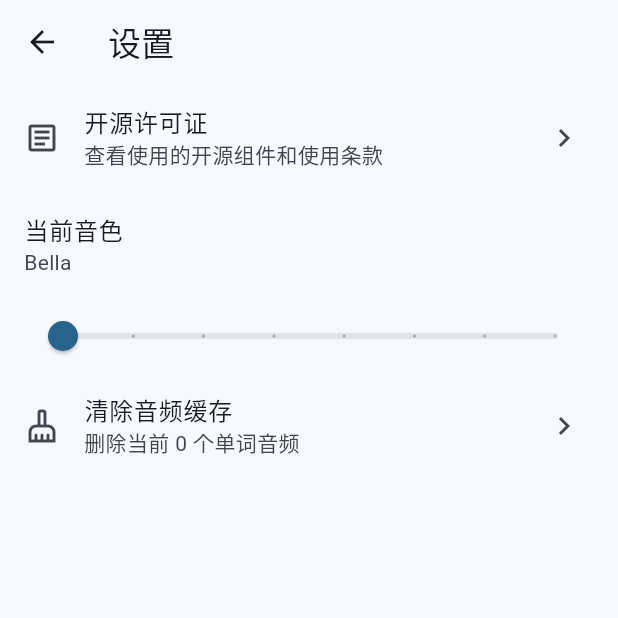
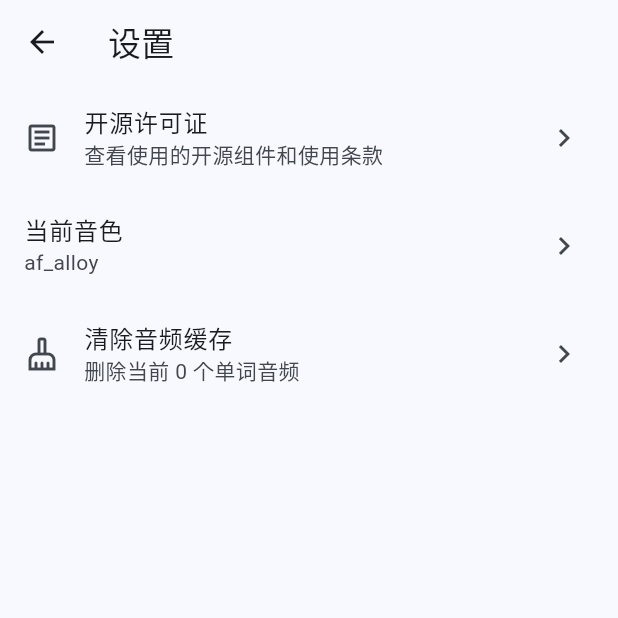
Before and after one commit to SZ-XY/vocabspell, a Flutter app: the SettingsPage screen opened by its route, on a phone screen of 412 x 824 dp, the top half of it. Run offline on Flutter 3.47's test engine with Material 3 defaults, Android fonts, the phone set to English and light mode, and no system bars; our stand-ins replace audioplayers; missing offline and left inert: sherpa_onnx; statements that could not run were skipped.

Commit message:
feat: 切换TTS模型为Kokoro-82M-v1.0 int8量化版本

```diff
--- a/lib/tools/copy_assets.dart
+++ b/lib/tools/copy_assets.dart
@@ -5,10 +5,10 @@ import 'package:archive/archive.dart';
 import '../global.dart';
 
 Future<void> copyModel() async {
-  final modelDir = Directory('$appDocDir/models/kitten-nano-en-v0_1-fp16');
+  final modelDir = Directory('$appDocDir/models/kokoro-int8-multi-lang-v1_0');
   if (!modelDir.existsSync()) {
     final ByteData byteData = await rootBundle.load(
-      'assets/models/kitten-nano-en-v0_1-fp16.tar.bz2',
+      'assets/models/kokoro-int8-multi-lang-v1_0.tar.bz2',
     );
     final Uint8List exactBytes = byteData.buffer.asUint8List(
       byteData.offsetInBytes,
--- /dev/null
+++ b/lib/tools/get_voice_name.dart
@@ -0,0 +1,59 @@
+String getVoiceName(int sid) {
+  return (sid >= 0 && sid < voices.length) ? voices[sid] : '未知';
+}
+
+List<String> voices = [
+  "af_alloy",
+  "af_aoede",
+  "af_bella",
+  "af_heart",
+  "af_jessica",
+  "af_kore",
+  "af_nicole",
+  "af_nova",
+  "af_river",
+  "af_sarah",
+  "af_sky",
+  "am_adam",
+  "am_echo",
+  "am_eric",
+  "am_fenrir",
+  "am_liam",
+  "am_michael",
+  "am_onyx",
+  "am_puck",
+  "am_santa",
+  "bf_alice",
+  "bf_emma",
+  "bf_isabella",
+  "bf_lily",
+  "bm_daniel",
+  "bm_fable",
+  "bm_george",
+  "bm_lewis",
+  "ef_dora",
+  "em_alex",
+  "ff_siwis",
+  "hf_alpha",
+  "hf_beta",
+  "hm_omega",
+  "hm_psi",
+  "if_sara",
+  "im_nicola",
+  "jf_alpha",
+  "jf_gongitsune",
+  "jf_nezumi",
+  "jf_tebukuro",
+  "jm_kumo",
+  "pf_dora",
+  "pm_alex",
+  "pm_santa",
+  "zf_xiaobei",
+  "zf_xiaoni",
+  "zf_xiaoxiao",
+  "zf_xiaoyi",
+  "zm_yunjian",
+  "zm_yunxi",
+  "zm_yunxia",
+  "zm_yunyang",
+];
--- a/lib/ui/settings_page.dart
+++ b/lib/ui/settings_page.dart
@@ -3,6 +3,7 @@ import 'license_page.dart';
 import '../tools/play_text.dart';
 import '../global.dart';
 import '../tools/cache_audio_tools.dart';
+import '../tools/get_voice_name.dart';
 
 class SettingsPage extends StatefulWidget {
   const SettingsPage({super.key});
@@ -12,22 +13,33 @@ class SettingsPage extends StatefulWidget {
 }
 
 class _SettingsPageState extends State<SettingsPage> {
-  String _getVoiceName(int sid) {
-    const voices = [
-      'Bella',
-      'Jasper',
-      'Luna',
-      'Bruno',
-      'Rosie',
-      'Hugo',
-      'Kiki',
-      'Leo',
-    ];
-    return (sid >= 0 && sid < voices.length) ? voices[sid] : '未知';
+  void _previewVoice() {
+    playWord('Hello, this is a test.');
   }
 
-  void _previewVoice() {
-    playWord('Hello, this is a test.');
+  Future<void> _showSpeakerSelector(BuildContext context) async {
+    final selectedSid = await showDialog<int>(
+      context: context,
+      builder: (ctx) => SimpleDialog(
+        title: const Text('选择音色'),
+        children: List.generate(voices.length, (i) {
+          return SimpleDialogOption(
+            onPressed: () => Navigator.pop(ctx, i),
+            child: (i == settings.sid)
+                ? Text(voices[i], style: TextStyle(color: Colors.green))
+                : Text(voices[i]),
+          );
+        }),
+      ),
+    );
+
+    if (selectedSid != null && context.mounted) {
+      setState(() {
+        settings.sid = selectedSid;
+        settings.saveSettings();
+        _previewVoice();
+      });
+    }
   }
 
   Future<void> _confirmClearCache(BuildContext context) async {
@@ -78,28 +90,9 @@ class _SettingsPageState extends State<SettingsPage> {
           ),
           ListTile(
             title: const Text('当前音色'),
-            subtitle: Text(_getVoiceName(settings.sid)),
-          ),
-          Padding(
-            padding: EdgeInsets.symmetric(horizontal: 16.0),
-            child: Slider(
-              value: settings.sid.toDouble(),
-              min: 0,
-              max: 7,
-              divisions: 7,
-              label: _getVoiceName(settings.sid),
-              onChanged: (value) {
-                setState(() {
-                  settings.sid = value.round();
-                });
-              },
-              onChangeEnd: (value) {
-                settings.sid = value.round();
-                settings.saveSettings();
-                _previewVoice();
-                setState(() {});
-              },
-            ),
+            subtitle: Text(getVoiceName(settings.sid)),
+            trailing: const Icon(Icons.chevron_right),
+            onTap: () => _showSpeakerSelector(context),
           ),
           ListTile(
             leading: const Icon(Icons.cleaning_services_outlined),
--- a/pubspec.yaml
+++ b/pubspec.yaml
@@ -78,12 +78,12 @@ flutter_launcher_icons:
 # The following section is specific to Flutter packages.
 flutter:
   assets:
-    - assets/models/kitten-nano-en-v0_1-fp16.tar.bz2
+    - assets/models/kokoro-int8-multi-lang-v1_0.tar.bz2
     - assets/example.txt
     - assets/LICENSE
     - assets/LICENSE_zh.txt
     - assets/licenses.json
-    - assets/KITTEN_LICENSE
+    - assets/KOKORO_LICENSE
   # The following line ensures that the Material Icons font is
   # included with your application, so that you can use the icons in
   # the material Icons class.
@@ -119,7 +119,7 @@ flutter:
   # For details regarding fonts from package dependencies,
   # see https://flutter.dev/to/font-from-package
 flutter_to_arch:
-  name: myapp
+  name: vocabspell
   icon: assets/app_icon.png
   categories: Utility
   keywords: Flutter;Education;Utility;
```
Also changed, not shown: lib/tts/isolate_tts.dart (+10 -7 lines), lib/ui/license_page.dart (+12 -13 lines), pubspec.lock, 4 other files.
